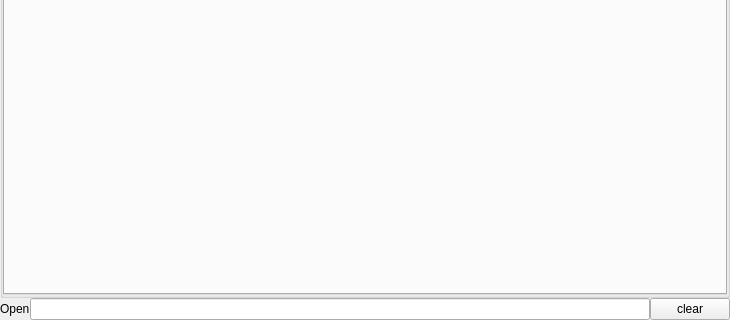
This is src/widget/sessionwidget.ui in mugiseyebrows/mugi-grep as Qt 5 draws it before an edit; both pictures show x 0 to 730 and y 276 to 596 of the 730 by 596 pixel window. The edited form follows.
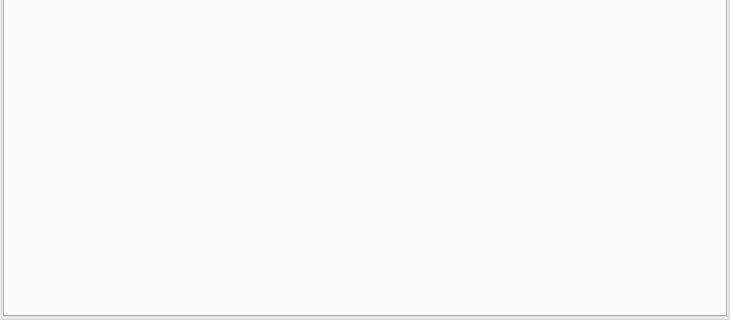
This is the edited form. Custom widgets are drawn as their Qt base class.

Diff of the .ui file:
```diff
--- a/src/widget/sessionwidget.ui
+++ b/src/widget/sessionwidget.ui
@@ -98,25 +98,7 @@
     </widget>
    </item>
    <item>
-    <layout class="QHBoxLayout" name="horizontalLayout_2">
-     <item>
-      <widget class="QLabel" name="label">
-       <property name="text">
-        <string>Open</string>
-       </property>
-      </widget>
-     </item>
-     <item>
-      <widget class="QLineEdit" name="open"/>
-     </item>
-     <item>
-      <widget class="QPushButton" name="clear">
-       <property name="text">
-        <string>clear</string>
-       </property>
-      </widget>
-     </item>
-    </layout>
+    <widget class="NavWidget" name="navigate" native="true"/>
    </item>
   </layout>
  </widget>
@@ -133,6 +115,12 @@
    <header>widget/searchprogresswidget.h</header>
    <container>1</container>
   </customwidget>
+  <customwidget>
+   <class>NavWidget</class>
+   <extends>QWidget</extends>
+   <header>widget/navwidget.h</header>
+   <container>1</container>
+  </customwidget>
  </customwidgets>
  <resources/>
  <connections/>
```
